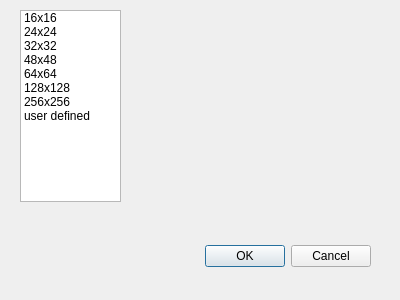
This is src/newfiledialog.ui in snowiow/snowPix as Qt 5 draws it before an edit. The edited form follows.
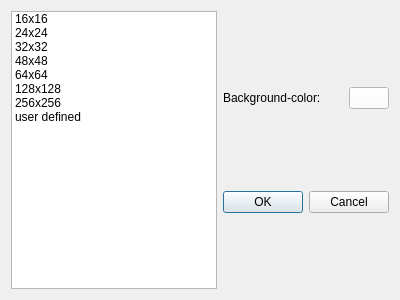
This is the edited form.

Commit message: newfile with chooseable background color and picture has a red border

The edit to the form file:
```diff
--- a/src/newfiledialog.ui
+++ b/src/newfiledialog.ui
@@ -13,31 +13,9 @@
   <property name="windowTitle">
    <string>New File</string>
   </property>
-  <widget class="QDialogButtonBox" name="buttonBox">
-   <property name="geometry">
-    <rect>
-     <x>30</x>
-     <y>240</y>
-     <width>341</width>
-     <height>32</height>
-    </rect>
-   </property>
-   <property name="orientation">
-    <enum>Qt::Horizontal</enum>
-   </property>
-   <property name="standardButtons">
-    <set>QDialogButtonBox::Cancel|QDialogButtonBox::Ok</set>
-   </property>
-  </widget>
+  <layout class="QHBoxLayout" name="horizontalLayout">
+   <item>
   <widget class="QListWidget" name="sizesList">
-   <property name="geometry">
-    <rect>
-     <x>20</x>
-     <y>10</y>
-     <width>101</width>
-     <height>192</height>
-    </rect>
-   </property>
    <item>
     <property name="text">
      <string>16x16</string>
@@ -79,6 +57,49 @@
     </property>
    </item>
   </widget>
+   </item>
+   <item>
+    <layout class="QVBoxLayout" name="verticalLayout">
+     <item>
+      <layout class="QHBoxLayout" name="horizontalLayout_2" stretch="6,1">
+       <item>
+        <widget class="QLabel" name="label">
+         <property name="text">
+          <string>Background-color: </string>
+         </property>
+        </widget>
+       </item>
+       <item>
+        <widget class="QPushButton" name="colorPickerButton">
+         <property name="styleSheet">
+          <string notr="true">background-color:white;</string>
+         </property>
+         <property name="text">
+          <string/>
+         </property>
+         <property name="autoDefault">
+          <bool>false</bool>
+         </property>
+         <property name="flat">
+          <bool>false</bool>
+         </property>
+        </widget>
+       </item>
+      </layout>
+     </item>
+     <item>
+      <widget class="QDialogButtonBox" name="buttonBox">
+       <property name="orientation">
+        <enum>Qt::Horizontal</enum>
+       </property>
+       <property name="standardButtons">
+        <set>QDialogButtonBox::Cancel|QDialogButtonBox::Ok</set>
+       </property>
+      </widget>
+     </item>
+    </layout>
+   </item>
+  </layout>
  </widget>
  <resources/>
  <connections/>
```
Lines whose indentation alone changed are shown as unchanged. The commit also changes 11 other files.
